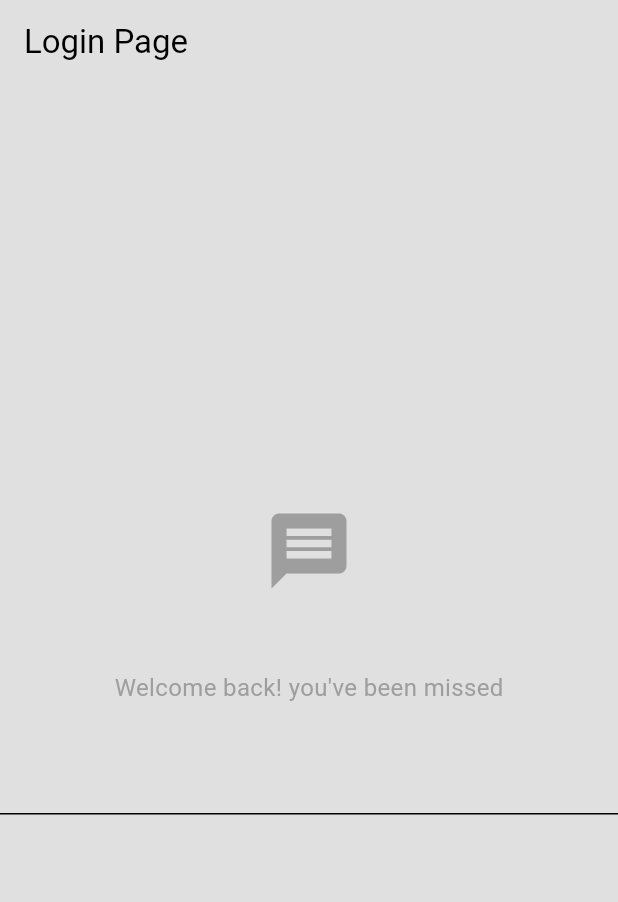
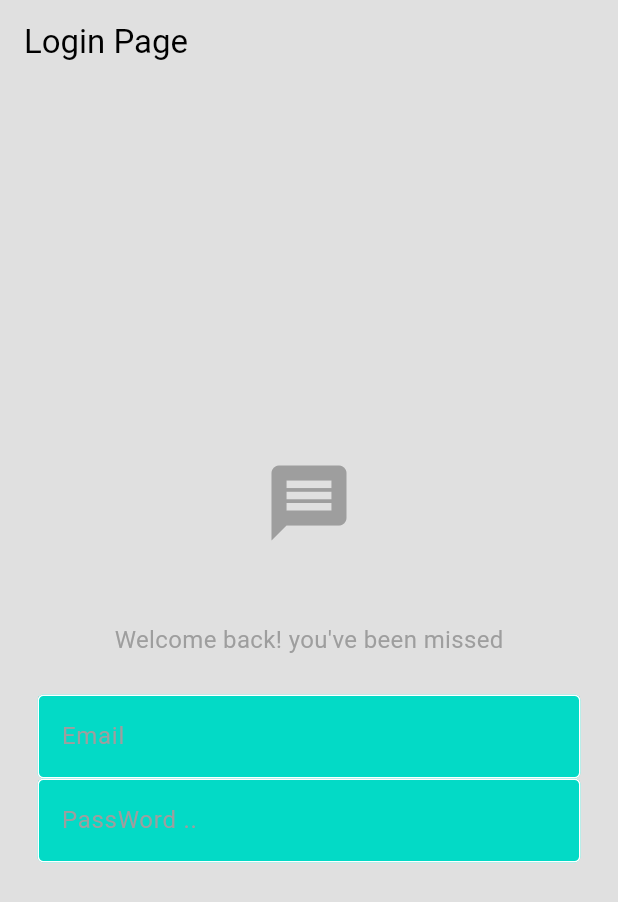
Before and after one commit to ZakyTm/chat_app, a Flutter app: the screen it shows after launch, on a phone screen of 412 x 824 dp. Shown: the top 902 px of the screen. Run offline on Flutter 3.47's test engine with Material 3 defaults, Android fonts, the phone set to English and light mode, and no system bars.

Commit message:
feat: Add MyTextfiled component for login page

```diff
--- a/lib/components/my_textfiled.dart
+++ b/lib/components/my_textfiled.dart
@@ -1,10 +1,35 @@
+import 'package:flutter/foundation.dart';
 import 'package:flutter/material.dart';
 
 class MyTextfiled extends StatelessWidget {
-  const MyTextfiled({super.key});
+  final String hintText;
+  final bool obscureText;
+  const MyTextfiled(
+      {super.key, required this.hintText, required this.obscureText});
 
   @override
   Widget build(BuildContext context) {
-    return const Placeholder();
+    return Padding(
+      padding: const EdgeInsets.symmetric(horizontal: 25.0),
+      child: TextField(
+        obscureText: obscureText,
+        decoration: InputDecoration(
+          enabledBorder: OutlineInputBorder(
+            borderSide:
+                BorderSide(color: Theme.of(context).colorScheme.tertiary),
+          ),
+          focusedBorder: OutlineInputBorder(
+            borderSide:
+                BorderSide(color: Theme.of(context).colorScheme.primary),
+          ),
+          fillColor: Theme.of(context).colorScheme.secondary,
+          filled: true,
+          hintText: hintText,
+          hintStyle: TextStyle(
+            color: Theme.of(context).colorScheme.primary,
+          ),
+        ),
+      ),
+    );
   }
 }
--- a/lib/pages/login_page.dart
+++ b/lib/pages/login_page.dart
@@ -1,3 +1,4 @@
+import 'package:chat_app/components/my_textfiled.dart';
 import 'package:flutter/material.dart';
 
 class LoginPage extends StatelessWidget {
@@ -8,7 +9,7 @@ class LoginPage extends StatelessWidget {
     return Scaffold(
       backgroundColor: Theme.of(context).colorScheme.surface,
       appBar: AppBar(
-        title: Text("Login Page"),
+        title: const Text("Login Page"),
       ),
       body: Column(
         mainAxisAlignment: MainAxisAlignment.center,
@@ -17,15 +18,23 @@ class LoginPage extends StatelessWidget {
           Icon(Icons.message,
               size: 60, color: Theme.of(context).colorScheme.primary),
 
-          SizedBox(height: 50),
+          const SizedBox(height: 50),
           // Welcome back message
           Text("Welcome back! you've been missed",
               style: TextStyle(
                   color: Theme.of(context).colorScheme.primary, fontSize: 16)),
 
-          SizedBox(height: 25),
+          const SizedBox(height: 25),
           // Email input
-          TextField(),
+          MyTextfiled(
+            hintText: "Email",
+            obscureText: false,
+          ),
+          //passWord input
+          MyTextfiled(
+            hintText: "PassWord ..",
+            obscureText: true,
+          ),
         ],
       ),
     );
```
